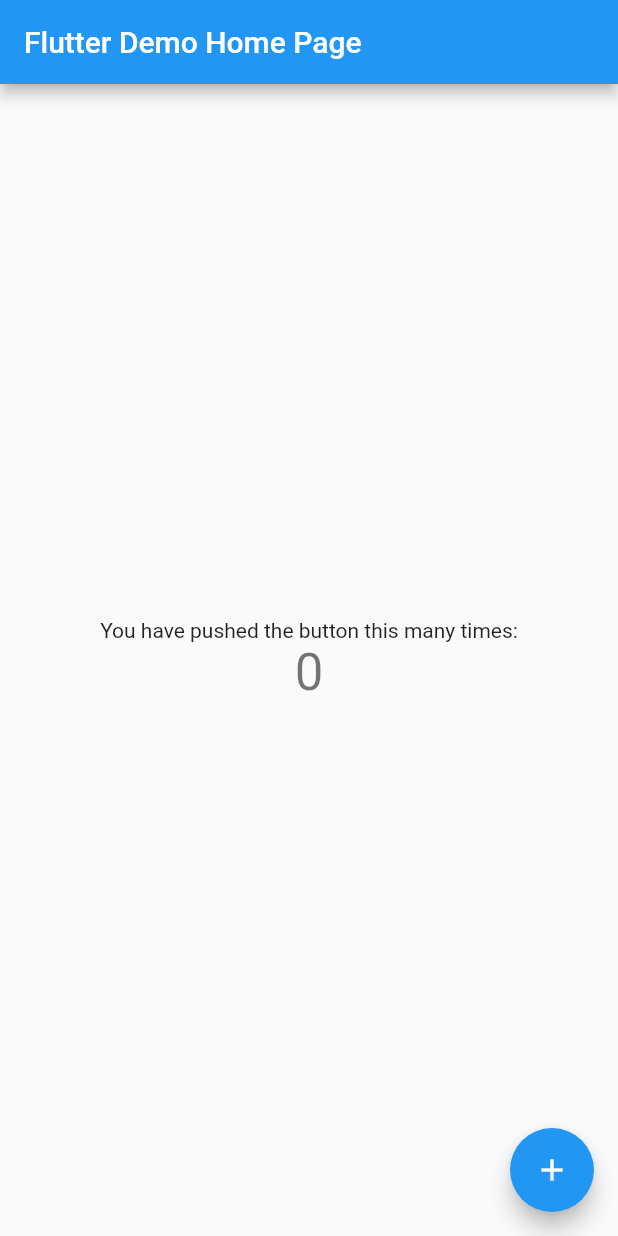
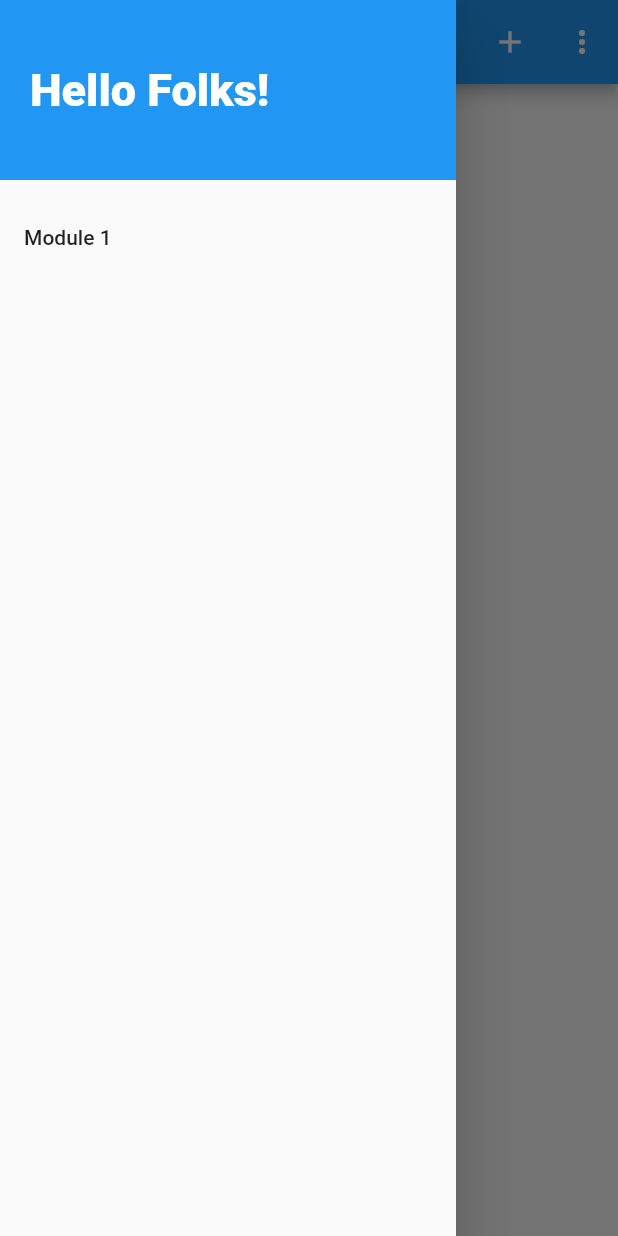
Before and after one commit to ri3tykity/flutter_basics, a Flutter app: the screen it shows after launch, with the side drawer open (before the commit the screen has no drawer), on a phone screen of 412 x 824 dp. Run offline on Flutter 3.47's test engine with Material 2 defaults, Android fonts, the phone set to English and light mode, and no system bars.

Commit message:
Basic drawer added

```diff
--- a/lib/main.dart
+++ b/lib/main.dart
@@ -1,4 +1,5 @@
 import 'package:flutter/material.dart';
+import 'screens/home.dart';
 
 void main() {
   runApp(MyApp());
@@ -9,109 +10,14 @@ class MyApp extends StatelessWidget {
   @override
   Widget build(BuildContext context) {
     return MaterialApp(
-      title: 'Flutter Demo',
+      title: 'Flutter Basic',
       theme: ThemeData(
-        // This is the theme of your application.
-        //
-        // Try running your application with "flutter run". You'll see the
-        // application has a blue toolbar. Then, without quitting the app, try
-        // changing the primarySwatch below to Colors.green and then invoke
-        // "hot reload" (press "r" in the console where you ran "flutter run",
-        // or simply save your changes to "hot reload" in a Flutter IDE).
-        // Notice that the counter didn't reset back to zero; the application
-        // is not restarted.
         primarySwatch: Colors.blue,
-        // This makes the visual density adapt to the platform that you run
-        // the app on. For desktop platforms, the controls will be smaller and
-        // closer together (more dense) than on mobile platforms.
         visualDensity: VisualDensity.adaptivePlatformDensity,
       ),
-      home: MyHomePage(title: 'Flutter Demo Home Page'),
+      initialRoute: '/',
+      routes: {'/': (ctx) => HomeScreen()},
+      // home: MyHomePage(title: 'Flutter Demo Home Page'),
     );
   }
 }
-
-class MyHomePage extends StatefulWidget {
-  MyHomePage({Key key, this.title}) : super(key: key);
-
-  // This widget is the home page of your application. It is stateful, meaning
-  // that it has a State object (defined below) that contains fields that affect
-  // how it looks.
-
-  // This class is the configuration for the state. It holds the values (in this
-  // case the title) provided by the parent (in this case the App widget) and
-  // used by the build method of the State. Fields in a Widget subclass are
-  // always marked "final".
-
-  final String title;
-
-  @override
-  _MyHomePageState createState() => _MyHomePageState();
-}
-
-class _MyHomePageState extends State<MyHomePage> {
-  int _counter = 0;
-
-  void _incrementCounter() {
-    setState(() {
-      // This call to setState tells the Flutter framework that something has
-      // changed in this State, which causes it to rerun the build method below
-      // so that the display can reflect the updated values. If we changed
-      // _counter without calling setState(), then the build method would not be
-      // called again, and so nothing would appear to happen.
-      _counter++;
-    });
-  }
-
-  @override
-  Widget build(BuildContext context) {
-    // This method is rerun every time setState is called, for instance as done
-    // by the _incrementCounter method above.
-    //
-    // The Flutter framework has been optimized to make rerunning build methods
-    // fast, so that you can just rebuild anything that needs updating rather
-    // than having to individually change instances of widgets.
-    return Scaffold(
-      appBar: AppBar(
-        // Here we take the value from the MyHomePage object that was created by
-        // the App.build method, and use it to set our appbar title.
-        title: Text(widget.title),
-      ),
-      body: Center(
-        // Center is a layout widget. It takes a single child and positions it
-        // in the middle of the parent.
-        child: Column(
-          // Column is also a layout widget. It takes a list of children and
-          // arranges them vertically. By default, it sizes itself to fit its
-          // children horizontally, and tries to be as tall as its parent.
-          //
-          // Invoke "debug painting" (press "p" in the console, choose the
-          // "Toggle Debug Paint" action from the Flutter Inspector in Android
-          // Studio, or the "Toggle Debug Paint" command in Visual Studio Code)
-          // to see the wireframe for each widget.
-          //
-          // Column has various properties to control how it sizes itself and
-          // how it positions its children. Here we use mainAxisAlignment to
-          // center the children vertically; the main axis here is the vertical
-          // axis because Columns are vertical (the cross axis would be
-          // horizontal).
-          mainAxisAlignment: MainAxisAlignment.center,
-          children: <Widget>[
-            Text(
-              'You have pushed the button this many times:',
-            ),
-            Text(
-              '$_counter',
-              style: Theme.of(context).textTheme.headline4,
-            ),
-          ],
-        ),
-      ),
-      floatingActionButton: FloatingActionButton(
-        onPressed: _incrementCounter,
-        tooltip: 'Increment',
-        child: Icon(Icons.add),
-      ), // This trailing comma makes auto-formatting nicer for build methods.
-    );
-  }
-}
--- /dev/null
+++ b/lib/screens/home.dart
@@ -0,0 +1,89 @@
+import 'package:flutter/material.dart';
+import '../widgets/main_drawer.dart';
+
+class HomeScreen extends StatefulWidget {
+  @override
+  _HomeScreenState createState() => _HomeScreenState();
+}
+
+class _HomeScreenState extends State<HomeScreen> {
+  final List<int> dialogItems = [1, 2, 3, 4, 5];
+
+  Widget get _title => Text('Flutter Demo Tutorial');
+
+  Widget _actionDialog(BuildContext context) => IconButton(
+        icon: Icon(
+          Icons.add,
+          color: Colors.white,
+        ),
+        onPressed: () {
+          _dialog(context);
+        },
+      );
+
+  Widget get _body => SafeArea(
+        child: Center(
+          child: Text('Selected value: $_selectedValue'),
+        ),
+      );
+
+  int _selectedValue = 1;
+
+  void _dialog(BuildContext context) async {
+    _selectedValue = await showDialog(
+      context: context,
+      builder: (context) => new SimpleDialog(
+        title: new Text('My Dialog'),
+        children: dialogItems
+            .map(
+              (data) => new SimpleDialogOption(
+                onPressed: () => Navigator.of(context).pop(data),
+                child: new ListTile(
+                  selected: data == this._selectedValue,
+                  title: new Text(data.toString()),
+                ),
+              ),
+            )
+            .toList(),
+      ),
+    );
+
+    setState(() {});
+  }
+
+  Widget _popupMenu() {
+    return new PopupMenuButton<String>(
+      onSelected: (val) {
+        print('Popup got selected: $val');
+        switch (val) {
+          case 'DATA 1':
+            _selectedValue = 10;
+            break;
+          case 'DATA 2':
+            _selectedValue = 11;
+            break;
+        }
+        setState(() {});
+      },
+      itemBuilder: (context) => <PopupMenuItem<String>>[
+        new PopupMenuItem<String>(child: Text('DATA 1'), value: 'DATA 1'),
+        new PopupMenuItem<String>(child: Text('DATA 2'), value: 'DATA 2'),
+      ],
+    );
+  }
+
+  @override
+  Widget build(BuildContext context) {
+    return Scaffold(
+      appBar: AppBar(
+        title: _title,
+        actions: [
+          _actionDialog(context),
+          _popupMenu(),
+        ],
+      ),
+      drawer: MainDrawer(),
+      body: _body,
+    );
+  }
+}
--- /dev/null
+++ b/lib/widgets/main_drawer.dart
@@ -0,0 +1,37 @@
+import 'package:flutter/material.dart';
+
+class MainDrawer extends StatelessWidget {
+  const MainDrawer({Key key}) : super(key: key);
+
+  @override
+  Widget build(BuildContext context) {
+    return Drawer(
+      child: Column(
+        children: [
+          Container(
+            height: 120,
+            width: double.infinity,
+            padding: EdgeInsets.all(20),
+            alignment: Alignment.centerLeft,
+            color: Theme.of(context).accentColor,
+            child: Text(
+              'Hello Folks!',
+              style: TextStyle(
+                fontWeight: FontWeight.w900,
+                fontSize: 30,
+                color: Colors.white,
+              ),
+            ),
+          ),
+          SizedBox(
+            height: 10,
+          ),
+          ListTile(
+            title: Text('Module 1'),
+            onTap: () {},
+          ),
+        ],
+      ),
+    );
+  }
+}
```
